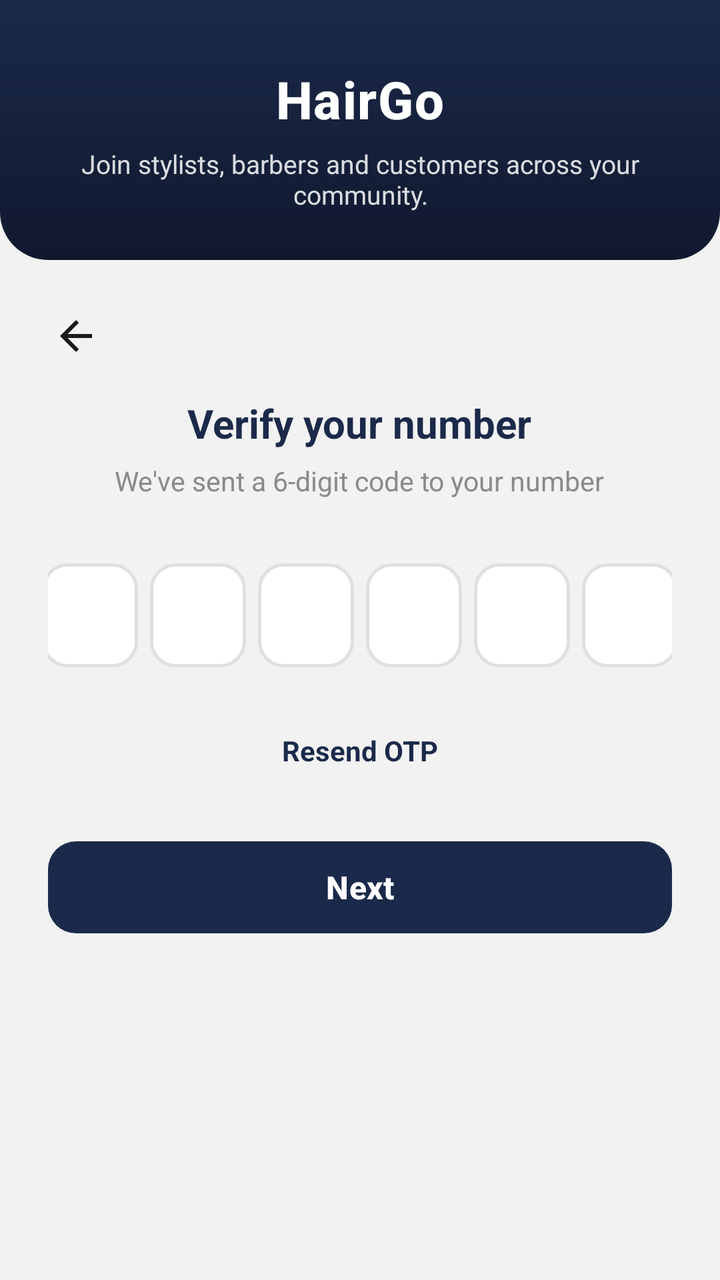
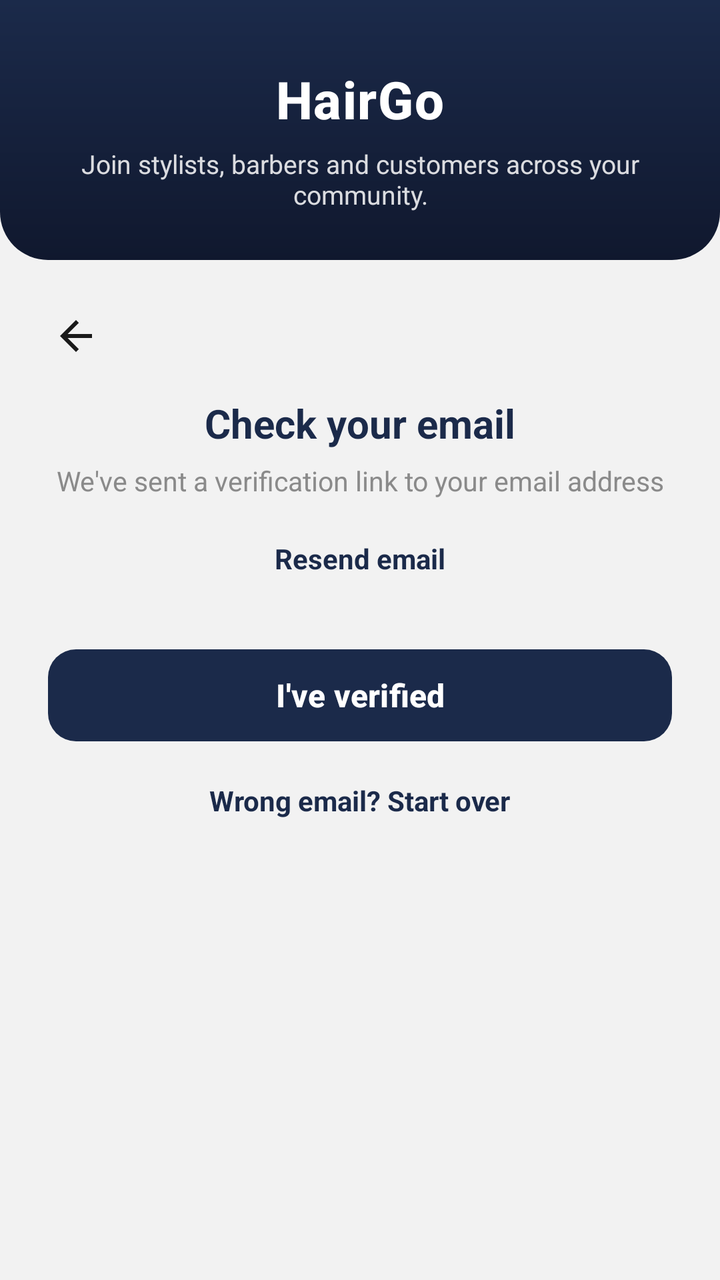

The first picture is an Android layout as it rendered before a commit; the second is the same layout after the commit. The layout source and the unified diff follow.
<!-- AndroidManifest.xml: application theme Theme.HairGo -->
<!-- res/layout/activity_otp_verification.xml -->
<?xml version="1.0" encoding="utf-8"?>
<ScrollView xmlns:android="http://schemas.android.com/apk/res/android"
    xmlns:app="http://schemas.android.com/apk/res-auto"
    android:layout_width="match_parent"
    android:layout_height="match_parent"
    android:background="@color/grey_light"
    android:fillViewport="true">

    <LinearLayout
        android:layout_width="match_parent"
        android:layout_height="wrap_content"
        android:orientation="vertical">

        <include layout="@layout/view_auth_header"/>

        <LinearLayout
            android:layout_width="match_parent"
            android:layout_height="wrap_content"
            android:orientation="vertical"
            android:padding="24dp"
            android:gravity="center_horizontal">

            <ImageView
                android:id="@+id/btnBack"
                android:layout_width="28dp"
                android:layout_height="28dp"
                android:layout_gravity="start"
                android:src="@drawable/ic_back"
                android:padding="2dp"
                android:layout_marginBottom="16dp"
                android:clickable="true"
                android:focusable="true"
                android:background="?attr/selectableItemBackgroundBorderless"/>

            <TextView
                android:layout_width="wrap_content"
                android:layout_height="wrap_content"
                android:text="Verify your number"
                android:textSize="20sp"
                android:textStyle="bold"
                android:textColor="@color/heading"
                android:layout_marginBottom="6dp"/>

            <TextView
                android:id="@+id/tvOtpSubtitle"
                android:layout_width="wrap_content"
                android:layout_height="wrap_content"
                android:text="We've sent a 6-digit code to your number"
                android:textSize="13.5sp"
                android:textColor="@color/grey_medium"
                android:gravity="center"
                android:layout_marginBottom="32dp"/>

            
            <LinearLayout
                android:layout_width="wrap_content"
                android:layout_height="wrap_content"
                android:orientation="horizontal"
                android:gravity="center"
                android:layout_marginBottom="24dp">

                <EditText
                    android:id="@+id/etOtp1"
                    android:layout_width="48dp"
                    android:layout_height="52dp"
                    android:layout_marginEnd="6dp"
                    android:background="@drawable/bg_otp_box_selector"
                    android:gravity="center"
                    android:inputType="number"
                    android:maxLength="1"
                    android:textSize="20sp"
                    android:textStyle="bold"
                    android:textColor="@color/heading"/>

                <EditText
                    android:id="@+id/etOtp2"
                    android:layout_width="48dp"
                    android:layout_height="52dp"
                    android:layout_marginEnd="6dp"
                    android:background="@drawable/bg_otp_box_selector"
                    android:gravity="center"
                    android:inputType="number"
                    android:maxLength="1"
                    android:textSize="20sp"
                    android:textStyle="bold"
                    android:textColor="@color/heading"/>

                <EditText
                    android:id="@+id/etOtp3"
                    android:layout_width="48dp"
                    android:layout_height="52dp"
                    android:layout_marginEnd="6dp"
                    android:background="@drawable/bg_otp_box_selector"
                    android:gravity="center"
                    android:inputType="number"
                    android:maxLength="1"
                    android:textSize="20sp"
                    android:textStyle="bold"
                    android:textColor="@color/heading"/>

                <EditText
                    android:id="@+id/etOtp4"
                    android:layout_width="48dp"
                    android:layout_height="52dp"
                    android:layout_marginEnd="6dp"
                    android:background="@drawable/bg_otp_box_selector"
                    android:gravity="center"
                    android:inputType="number"
                    android:maxLength="1"
                    android:textSize="20sp"
                    android:textStyle="bold"
                    android:textColor="@color/heading"/>

                <EditText
                    android:id="@+id/etOtp5"
                    android:layout_width="48dp"
                    android:layout_height="52dp"
                    android:layout_marginEnd="6dp"
                    android:background="@drawable/bg_otp_box_selector"
                    android:gravity="center"
                    android:inputType="number"
                    android:maxLength="1"
                    android:textSize="20sp"
                    android:textStyle="bold"
                    android:textColor="@color/heading"/>

                <EditText
                    android:id="@+id/etOtp6"
                    android:layout_width="48dp"
                    android:layout_height="52dp"
                    android:background="@drawable/bg_otp_box_selector"
                    android:gravity="center"
                    android:inputType="number"
                    android:maxLength="1"
                    android:textSize="20sp"
                    android:textStyle="bold"
                    android:textColor="@color/heading"/>
            </LinearLayout>

            <TextView
                android:id="@+id/tvResendOtp"
                android:layout_width="wrap_content"
                android:layout_height="wrap_content"
                android:text="Resend OTP"
                android:textColor="@color/navy"
                android:textStyle="bold"
                android:textSize="14sp"
                android:padding="8dp"
                android:layout_marginBottom="24dp"
                android:clickable="true"
                android:focusable="true"
                android:background="?attr/selectableItemBackgroundBorderless"/>

            <com.google.android.material.button.MaterialButton
                android:id="@+id/btnNext"
                android:layout_width="match_parent"
                android:layout_height="54dp"
                android:text="Next"
                android:textAllCaps="false"
                android:textSize="16sp"
                android:textStyle="bold"
                android:textColor="@color/white"
                android:enabled="false"
                app:cornerRadius="14dp"
                app:backgroundTint="@color/navy"
                app:elevation="0dp"/>

        </LinearLayout>
    </LinearLayout>
</ScrollView>
<!-- res/layout/view_auth_header.xml (included above) -->
<?xml version="1.0" encoding="utf-8"?>
<LinearLayout xmlns:android="http://schemas.android.com/apk/res/android"
    android:layout_width="match_parent"
    android:layout_height="wrap_content"
    android:orientation="vertical"
    android:background="@drawable/bg_header"
    android:paddingTop="32dp"
    android:paddingBottom="24dp"
    android:paddingHorizontal="24dp"
    android:gravity="center">

    <TextView
        android:layout_width="wrap_content"
        android:layout_height="wrap_content"
        android:text="HairGo"
        android:textColor="@android:color/white"
        android:textSize="26sp"
        android:textStyle="bold"
        android:fontFamily="sans-serif-medium"
        android:letterSpacing="0.02"/>

    <TextView
        android:layout_width="wrap_content"
        android:layout_height="wrap_content"
        android:layout_marginTop="6dp"
        android:text="Join stylists, barbers and customers across your community."
        android:textColor="@android:color/white"
        android:alpha="0.85"
        android:textSize="13sp"
        android:gravity="center"
        android:paddingHorizontal="12dp"/>
</LinearLayout>
<!-- resources referenced by this layout -->
<resources>
  <color name="grey_light">#F2F2F2</color>
  <color name="grey_medium">#8A8A8A</color>
  <color name="heading">#1B2A4A</color>
  <color name="navy">#1B2A4A</color>
  <color name="white">#FFFFFF</color>
  <!-- drawable bg_header (drawable) -->
  <?xml version="1.0" encoding="utf-8"?>
  <shape xmlns:android="http://schemas.android.com/apk/res/android"
      android:shape="rectangle">
      <gradient
          android:startColor="@color/navy"
          android:endColor="@color/navy_dark"
          android:angle="270" />
      <corners
          android:bottomLeftRadius="24dp"
          android:bottomRightRadius="24dp" />
  </shape>
  <!-- drawable bg_otp_box_selector (drawable) -->
  <?xml version="1.0" encoding="utf-8"?>
  <selector xmlns:android="http://schemas.android.com/apk/res/android">
      <item android:drawable="@drawable/bg_otp_box_focused" android:state_focused="true" />
      <item android:drawable="@drawable/bg_otp_box_default" />
  </selector>
  <!-- drawable ic_back (drawable) -->
  <?xml version="1.0" encoding="utf-8"?>
  <vector xmlns:android="http://schemas.android.com/apk/res/android"
      android:width="24dp" android:height="24dp"
      android:viewportWidth="24" android:viewportHeight="24">
      <path android:fillColor="@color/text_primary" android:pathData="M20,11H7.83l5.59,-5.59L12,4l-8,8l8,8l1.41,-1.41L7.83,13H20V11z"/>
  </vector>
  <style name="Theme.HairGo" parent="Base.Theme.HairGo">
          <item name="snackbarStyle">@style/Widget.HairGo.Snackbar</item>
      </style>
  <color name="navy_dark">#10182E</color>
  <!-- drawable bg_otp_box_focused (drawable) -->
  <?xml version="1.0" encoding="utf-8"?>
  <shape xmlns:android="http://schemas.android.com/apk/res/android"
      android:shape="rectangle">
      <solid android:color="@color/surface" />
      <stroke
          android:width="2dp"
          android:color="@color/teal" />
      <corners android:radius="12dp" />
  </shape>
  <!-- drawable bg_otp_box_default (drawable) -->
  <?xml version="1.0" encoding="utf-8"?>
  <shape xmlns:android="http://schemas.android.com/apk/res/android"
      android:shape="rectangle">
      <solid android:color="@color/surface" />
      <stroke
          android:width="1.5dp"
          android:color="@color/grey_border" />
      <corners android:radius="12dp" />
  </shape>
  <color name="text_primary">#1A1A1A</color>
  <style name="Base.Theme.HairGo" parent="Theme.Material3.DayNight.NoActionBar">
          <item name="colorPrimary">@color/teal</item>
          <item name="colorOnPrimary">@color/white</item>
          <item name="colorSurface">@color/surface</item>
          <item name="colorOnSurface">@color/text_primary</item>
          <item name="colorSurfaceVariant">@color/grey_light</item>
          <item name="colorOnSurfaceVariant">@color/text_primary</item>
          <item name="colorOutline">@color/grey_border</item>
          <item name="android:colorBackground">@color/grey_light</item>
      </style>
  <style name="Widget.HairGo.Snackbar" parent="Widget.Material3.Snackbar">
          <item name="backgroundTint">@color/navy</item>
          <item name="android:textColor">@color/white</item>
          <item name="shapeAppearanceOverlay">@style/ShapeAppearanceOverlay.HairGo_Snackbar</item>
      </style>
  <color name="surface">#FFFFFF</color>
  <color name="teal">#14B8A6</color>
  <color name="grey_border">#E0E0E0</color>
  <style name="ShapeAppearanceOverlay.HairGo_Snackbar" parent="">
          <item name="cornerFamily">rounded</item>
          <item name="cornerSize">16dp</item>
      </style>
</resources>

<!-- the commit's change to res/layout/activity_otp_verification.xml (unified diff, before → after) -->
@@ -35,7 +35,7 @@
             <TextView
                 android:layout_width="wrap_content"
                 android:layout_height="wrap_content"
-                android:text="Verify your number"
+                android:text="Check your email"
                 android:textSize="20sp"
                 android:textStyle="bold"
                 android:textColor="@color/heading"
@@ -45,18 +45,29 @@
                 android:id="@+id/tvOtpSubtitle"
                 android:layout_width="wrap_content"
                 android:layout_height="wrap_content"
-                android:text="We've sent a 6-digit code to your number"
+                android:text="We've sent a verification link to your email address"
                 android:textSize="13.5sp"
                 android:textColor="@color/grey_medium"
                 android:gravity="center"
-                android:layout_marginBottom="32dp"/>
+                android:layout_marginBottom="12dp"/>
+
+            <TextView
+                android:id="@+id/tvEmailStatus"
+                android:layout_width="match_parent"
+                android:layout_height="wrap_content"
+                android:textSize="13sp"
+                android:gravity="center"
+                android:visibility="gone"
+                android:layout_marginBottom="12dp"/>
 
             
             <LinearLayout
+                android:id="@+id/layoutOtpBoxes"
                 android:layout_width="wrap_content"
                 android:layout_height="wrap_content"
                 android:orientation="horizontal"
                 android:gravity="center"
+                android:visibility="gone"
                 android:layout_marginBottom="24dp">
 
                 <EditText
@@ -141,7 +152,7 @@
                 android:id="@+id/tvResendOtp"
                 android:layout_width="wrap_content"
                 android:layout_height="wrap_content"
-                android:text="Resend OTP"
+                android:text="Resend email"
                 android:textColor="@color/navy"
                 android:textStyle="bold"
                 android:textSize="14sp"
@@ -155,15 +166,28 @@
                 android:id="@+id/btnNext"
                 android:layout_width="match_parent"
                 android:layout_height="54dp"
-                android:text="Next"
+                android:text="I've verified"
                 android:textAllCaps="false"
                 android:textSize="16sp"
                 android:textStyle="bold"
                 android:textColor="@color/white"
-                android:enabled="false"
                 app:cornerRadius="14dp"
                 app:backgroundTint="@color/navy"
                 app:elevation="0dp"/>
+
+            <TextView
+                android:id="@+id/tvStartOver"
+                android:layout_width="wrap_content"
+                android:layout_height="wrap_content"
+                android:layout_marginTop="8dp"
+                android:text="Wrong email? Start over"
+                android:textColor="@color/navy"
+                android:textStyle="bold"
+                android:textSize="14sp"
+                android:padding="8dp"
+                android:clickable="true"
+                android:focusable="true"
+                android:background="?attr/selectableItemBackgroundBorderless"/>
 
         </LinearLayout>
     </LinearLayout>
